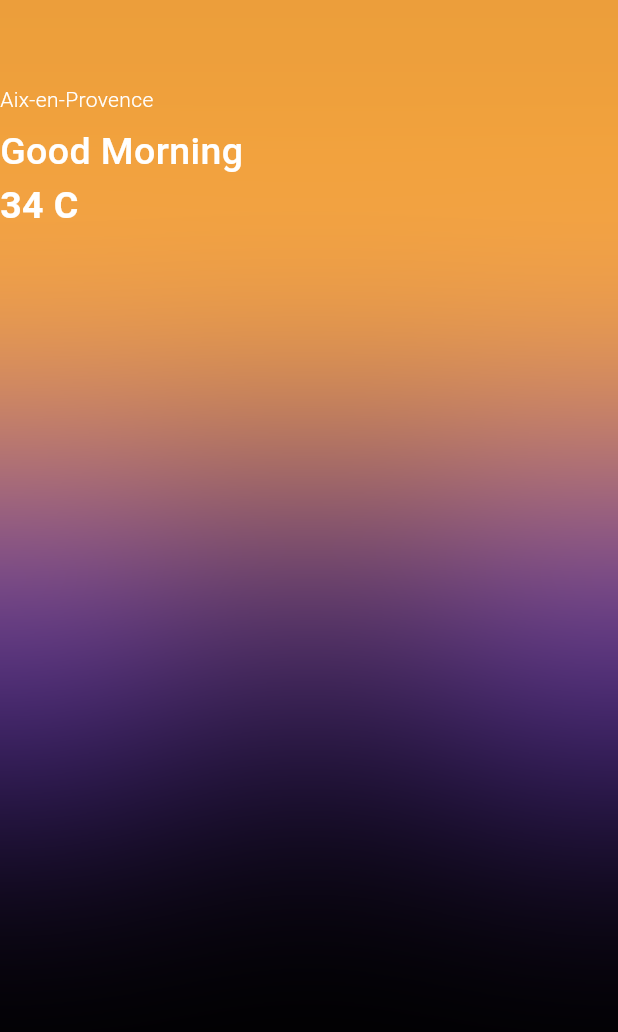
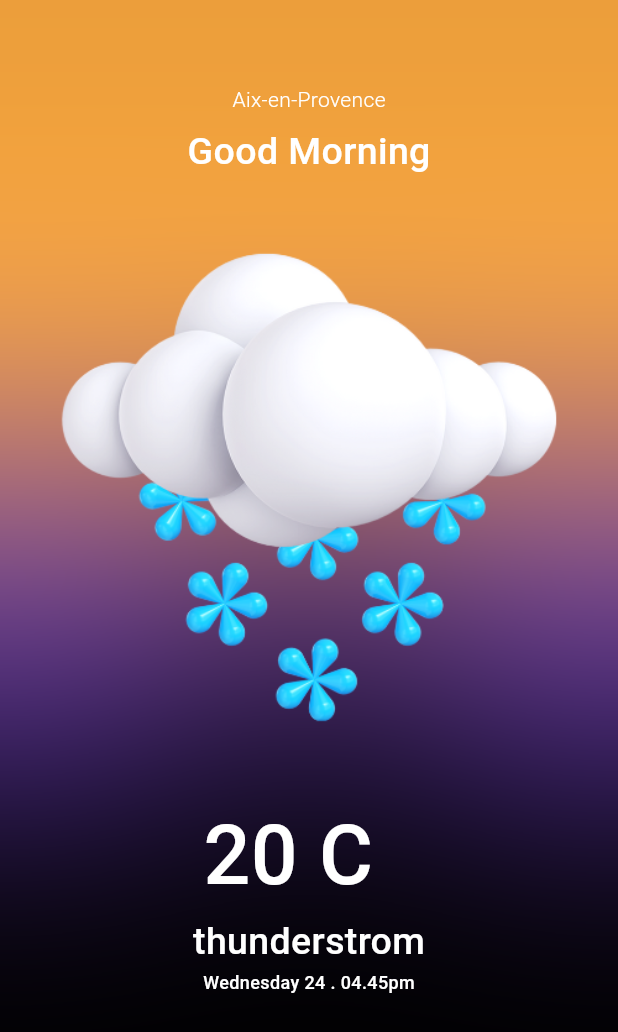
Before and after one commit to Ajaykumaryadav-Aj/my_weather_app, a Flutter app: the screen it shows after launch, on a phone screen of 412 x 824 dp. Shown: the top 1032 px of the screen. Run offline on Flutter 3.47's test engine with Material 3 defaults, Android fonts, the phone set to English and light mode, and no system bars; our stand-ins replace bloc, equatable.

Commit message:
home screen

```diff
--- a/lib/screens/home_screen.dart
+++ b/lib/screens/home_screen.dart
@@ -54,31 +54,46 @@ class HomeScreen extends StatelessWidget {
             SizedBox(
               height: MediaQuery.of(context).size.height,
               width: MediaQuery.of(context).size.width,
-              child: const Column(
-                crossAxisAlignment: CrossAxisAlignment.start,
+              child: Column(
+                crossAxisAlignment: CrossAxisAlignment.center,
                 children: [
-                  Text(
+                  const Text(
                     'Aix-en-Provence',
                     style: TextStyle(
                         fontWeight: FontWeight.w300, color: Colors.white),
                   ),
-                  SizedBox(
+                  const SizedBox(
                     height: 7,
                   ),
-                  Text(
+                  const Text(
                     'Good Morning',
                     style: TextStyle(
                         fontWeight: FontWeight.w500,
                         fontSize: 25,
                         color: Colors.white),
                   ),
-                  Text(
-                    '34 C',
+                  Image.asset('assets/4.png'),
+                  const Text(
+                    '20 C  ',
                     style: TextStyle(
-                        fontWeight: FontWeight.bold,
+                        fontWeight: FontWeight.w500,
+                        fontSize: 55,
+                        color: Colors.white),
+                  ),
+                  const Text(
+                    'thunderstrom',
+                    style: TextStyle(
+                        fontWeight: FontWeight.w500,
                         fontSize: 25,
                         color: Colors.white),
                   ),
+                  const Text(
+                    'Wednesday 24 . 04.45pm',
+                    style: TextStyle(
+                        fontWeight: FontWeight.w500,
+                        fontSize: 12,
+                        color: Colors.white),
+                  )
                 ],
               ),
             )
--- a/pubspec.yaml
+++ b/pubspec.yaml
@@ -64,9 +64,9 @@ flutter:
   uses-material-design: true
 
   # To add assets to your application, add an assets section, like this:
-  # assets:
-  #   - images/a_dot_burr.jpeg
-  #   - images/a_dot_ham.jpeg
+  assets:
+    - assets/
+
 
   # An image asset can refer to one or more resolution-specific "variants", see
   # https://flutter.dev/assets-and-images/#resolution-aware
```
Also changed, not shown: assets/1.png (added), assets/11.png (added), assets/12.png (added), assets/13.png (added), assets/14.png (added), assets/2.png (added), assets/3.png (added), assets/4.png (added), assets/5.png (added), assets/6.png (added), assets/7.png (added), assets/8.png (added), assets/9.png (added), 1 other file.
